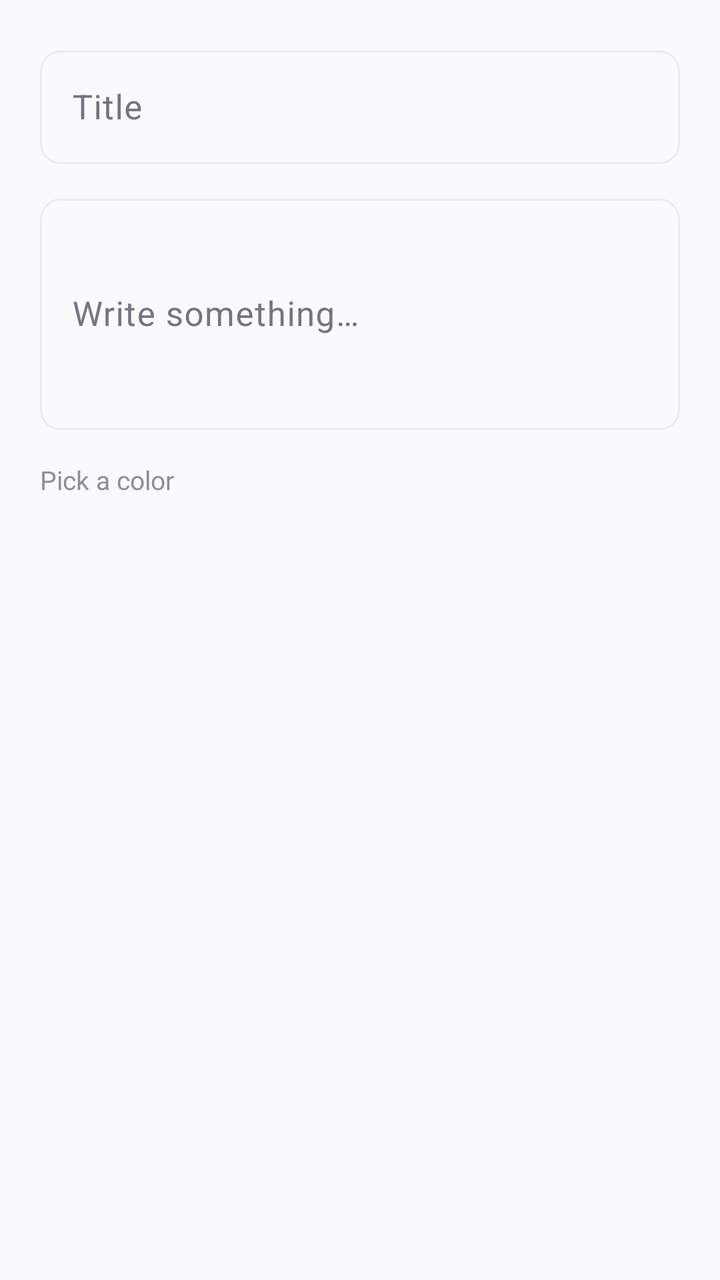
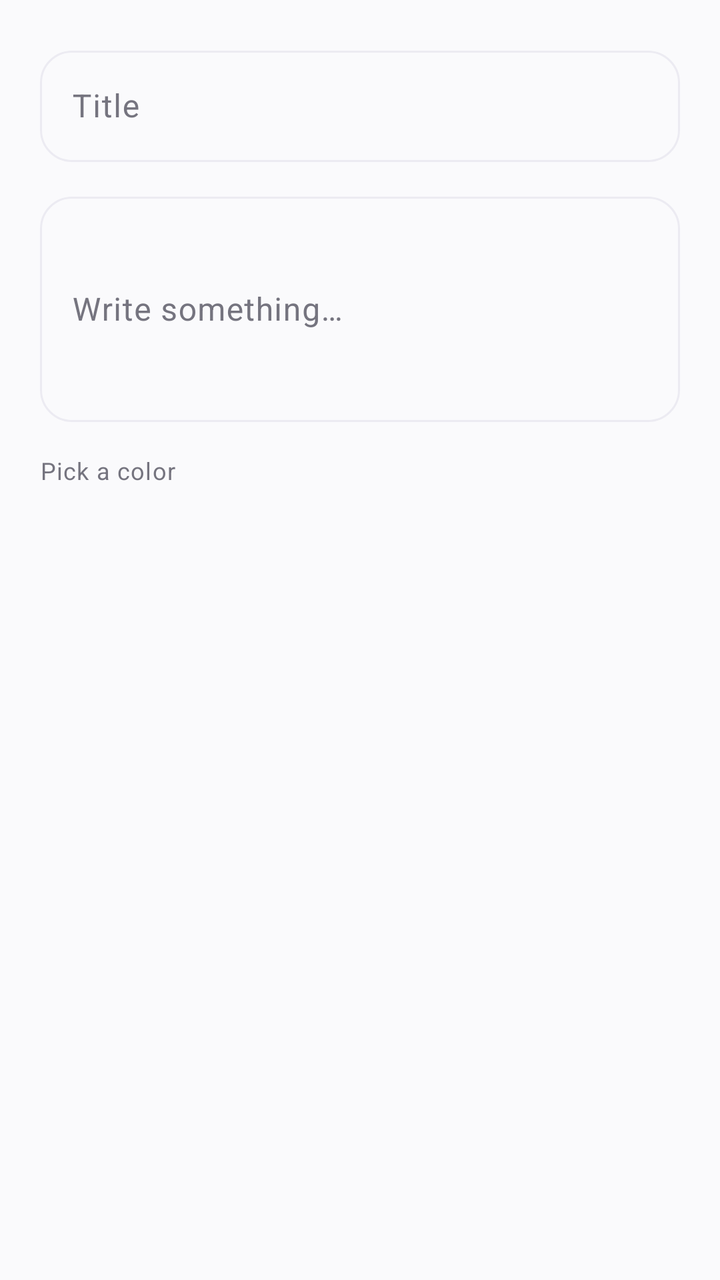

An Android layout rendered at two revisions. The XML below is the earlier revision; the diff shows what the commit changed to produce the second picture.
<!-- AndroidManifest.xml: application theme Theme.LorenzFlow -->
<!-- res/layout/dialog_add_note.xml -->
<?xml version="1.0" encoding="utf-8"?>
<LinearLayout
    xmlns:android="http://schemas.android.com/apk/res/android"
    xmlns:app="http://schemas.android.com/apk/res-auto"
    android:layout_width="match_parent"
    android:layout_height="wrap_content"
    android:orientation="vertical"
    android:padding="20dp">

    
    <com.google.android.material.textfield.TextInputLayout
        android:layout_width="match_parent"
        android:layout_height="wrap_content"
        android:hint="@string/note_title"
        app:boxCornerRadiusTopStart="10dp"
        app:boxCornerRadiusTopEnd="10dp"
        app:boxCornerRadiusBottomStart="10dp"
        app:boxCornerRadiusBottomEnd="10dp"
        style="@style/Widget.Material3.TextInputLayout.OutlinedBox">

        <com.google.android.material.textfield.TextInputEditText
            android:id="@+id/edit_note_title"
            android:layout_width="match_parent"
            android:layout_height="wrap_content"
            android:inputType="textCapSentences"
            android:maxLines="1"
            android:textSize="17sp"
            android:fontFamily="sans-serif" />

    </com.google.android.material.textfield.TextInputLayout>

    
    <com.google.android.material.textfield.TextInputLayout
        android:layout_width="match_parent"
        android:layout_height="wrap_content"
        android:layout_marginTop="12dp"
        android:hint="@string/note_body"
        app:boxCornerRadiusTopStart="10dp"
        app:boxCornerRadiusTopEnd="10dp"
        app:boxCornerRadiusBottomStart="10dp"
        app:boxCornerRadiusBottomEnd="10dp"
        style="@style/Widget.Material3.TextInputLayout.OutlinedBox">

        <com.google.android.material.textfield.TextInputEditText
            android:id="@+id/edit_note_body"
            android:layout_width="match_parent"
            android:layout_height="wrap_content"
            android:inputType="textMultiLine|textCapSentences"
            android:minLines="4"
            android:maxLines="10"
            android:textSize="17sp"
            android:fontFamily="sans-serif" />

    </com.google.android.material.textfield.TextInputLayout>

    
    <TextView
        android:layout_width="wrap_content"
        android:layout_height="wrap_content"
        android:layout_marginTop="16dp"
        android:text="@string/pick_color"
        android:textColor="@color/ios_secondary_label"
        android:textSize="13sp"
        android:fontFamily="sans-serif" />

    
    <LinearLayout
        android:id="@+id/color_picker_row"
        android:layout_width="match_parent"
        android:layout_height="wrap_content"
        android:layout_marginTop="8dp"
        android:gravity="center_horizontal"
        android:orientation="horizontal" />

</LinearLayout>
<!-- resources referenced by this layout -->
<resources>
  <color name="ios_secondary_label">#8E8E93</color>
  <string name="note_body">Write something…</string>
  <string name="note_title">Title</string>
  <string name="pick_color">Pick a color</string>
  <style name="Theme.LorenzFlow" parent="Theme.Material3.Light.NoActionBar">
          <item name="colorPrimary">@color/lf_accent</item>
          <item name="colorOnPrimary">@color/lf_on_accent</item>
          <item name="colorPrimaryContainer">@color/lf_accent_soft</item>
          <item name="colorOnPrimaryContainer">@color/lf_text_primary</item>
          <item name="colorSecondary">@color/lf_accent</item>
          <item name="colorOnSecondary">@color/lf_on_accent</item>
          <item name="colorSecondaryContainer">@color/lf_accent_soft</item>
          <item name="colorOnSecondaryContainer">@color/lf_text_primary</item>
          <item name="colorTertiary">@color/md_theme_light_tertiary</item>
          <item name="colorOnTertiary">@color/md_theme_light_onTertiary</item>
          <item name="colorTertiaryContainer">@color/md_theme_light_tertiaryContainer</item>
          <item name="colorOnTertiaryContainer">@color/md_theme_light_onTertiaryContainer</item>
          <item name="colorError">@color/md_theme_light_error</item>
          <item name="colorOnError">@color/md_theme_light_onError</item>
          <item name="colorErrorContainer">@color/md_theme_light_errorContainer</item>
          <item name="colorOnErrorContainer">@color/md_theme_light_onErrorContainer</item>
          <item name="android:colorBackground">@color/lf_background</item>
          
          <item name="android:windowBackground">@color/lf_background</item>
          <item name="colorOnBackground">@color/lf_text_primary</item>
          <item name="colorSurface">@color/lf_surface</item>
          <item name="colorOnSurface">@color/lf_text_primary</item>
          <item name="colorSurfaceVariant">@color/lf_surface_variant</item>
          <item name="colorOnSurfaceVariant">@color/lf_text_secondary</item>
          <item name="colorOutline">@color/lf_hairline</item>
          <item name="colorOutlineVariant">@color/lf_hairline</item>
          <item name="colorSurfaceInverse">@color/md_theme_light_inverseSurface</item>
          <item name="colorOnSurfaceInverse">@color/md_theme_light_inverseOnSurface</item>
  
          
          <item name="shapeAppearanceSmallComponent">@style/ShapeAppearance.LF.Pill</item>
          <item name="shapeAppearanceMediumComponent">@style/ShapeAppearance.LF.Corner24</item>
          <item name="shapeAppearanceLargeComponent">@style/ShapeAppearance.LF.Corner24</item>
  
          
          <item name="android:statusBarColor">@android:color/transparent</item>
          <item name="android:navigationBarColor">@color/md_theme_light_surface</item>
          <item name="android:windowLightStatusBar">true</item>
      </style>
  <color name="lf_accent">#5B67E8</color>
  <color name="lf_on_accent">#FFFFFF</color>
  <color name="lf_accent_soft">#E9EBFC</color>
  <color name="lf_text_primary">#20202B</color>
  <color name="md_theme_light_tertiary">#FF9500</color>
  <color name="md_theme_light_onTertiary">#FFFFFF</color>
  <color name="md_theme_light_tertiaryContainer">#FFDDB3</color>
  <color name="md_theme_light_onTertiaryContainer">#2A1800</color>
  <color name="md_theme_light_error">#FF3B30</color>
  <color name="md_theme_light_onError">#FFFFFF</color>
  <color name="md_theme_light_errorContainer">#FFDAD6</color>
  <color name="md_theme_light_onErrorContainer">#410002</color>
  <color name="lf_background">#FAFAFC</color>
  <color name="lf_surface">#FFFFFF</color>
  <color name="lf_surface_variant">#F3F2F8</color>
  <color name="lf_text_secondary">#75747F</color>
  <color name="lf_hairline">#ECEBF2</color>
  <color name="md_theme_light_inverseSurface">#2C2C2E</color>
  <color name="md_theme_light_inverseOnSurface">#F2F2F7</color>
  <color name="md_theme_light_surface">#FFFFFF</color>
  <!-- unchanged entries left out for length: 2 -->
</resources>

<!-- the commit's change to res/layout/dialog_add_note.xml (unified diff, before → after) -->
@@ -12,10 +12,11 @@
         android:layout_width="match_parent"
         android:layout_height="wrap_content"
         android:hint="@string/note_title"
-        app:boxCornerRadiusTopStart="10dp"
-        app:boxCornerRadiusTopEnd="10dp"
-        app:boxCornerRadiusBottomStart="10dp"
-        app:boxCornerRadiusBottomEnd="10dp"
+        android:textColorHint="@color/lf_text_secondary"
+        app:boxCornerRadiusTopStart="16dp"
+        app:boxCornerRadiusTopEnd="16dp"
+        app:boxCornerRadiusBottomStart="16dp"
+        app:boxCornerRadiusBottomEnd="16dp"
         style="@style/Widget.Material3.TextInputLayout.OutlinedBox">
 
         <com.google.android.material.textfield.TextInputEditText
@@ -24,7 +25,8 @@
             android:layout_height="wrap_content"
             android:inputType="textCapSentences"
             android:maxLines="1"
-            android:textSize="17sp"
+            android:textColor="@color/lf_text_primary"
+            android:textSize="16sp"
             android:fontFamily="sans-serif" />
 
     </com.google.android.material.textfield.TextInputLayout>
@@ -35,10 +37,11 @@
         android:layout_height="wrap_content"
         android:layout_marginTop="12dp"
         android:hint="@string/note_body"
-        app:boxCornerRadiusTopStart="10dp"
-        app:boxCornerRadiusTopEnd="10dp"
-        app:boxCornerRadiusBottomStart="10dp"
-        app:boxCornerRadiusBottomEnd="10dp"
+        android:textColorHint="@color/lf_text_secondary"
+        app:boxCornerRadiusTopStart="16dp"
+        app:boxCornerRadiusTopEnd="16dp"
+        app:boxCornerRadiusBottomStart="16dp"
+        app:boxCornerRadiusBottomEnd="16dp"
         style="@style/Widget.Material3.TextInputLayout.OutlinedBox">
 
         <com.google.android.material.textfield.TextInputEditText
@@ -48,7 +51,8 @@
             android:inputType="textMultiLine|textCapSentences"
             android:minLines="4"
             android:maxLines="10"
-            android:textSize="17sp"
+            android:textColor="@color/lf_text_primary"
+            android:textSize="16sp"
             android:fontFamily="sans-serif" />
 
     </com.google.android.material.textfield.TextInputLayout>
@@ -59,9 +63,7 @@
         android:layout_height="wrap_content"
         android:layout_marginTop="16dp"
         android:text="@string/pick_color"
-        android:textColor="@color/ios_secondary_label"
-        android:textSize="13sp"
-        android:fontFamily="sans-serif" />
+        android:textAppearance="@style/TextAppearance.LF.Caption" />
 
     
     <LinearLayout
<!-- resource entries referenced after the edit -->
@@ -1,9 +1,13 @@
 <!-- resources referenced by this layout -->
 <resources>
-  <color name="ios_secondary_label">#8E8E93</color>
   <string name="note_body">Write something…</string>
   <string name="note_title">Title</string>
   <string name="pick_color">Pick a color</string>
+  <style name="TextAppearance.LF.Caption" parent="TextAppearance.Material3.BodySmall">
+          <item name="android:textSize">12sp</item>
+          <item name="android:textColor">@color/lf_text_secondary</item>
+          <item name="android:fontFamily">sans-serif</item>
+      </style>
   <style name="Theme.LorenzFlow" parent="Theme.Material3.Light.NoActionBar">
           <item name="colorPrimary">@color/lf_accent</item>
           <item name="colorOnPrimary">@color/lf_on_accent</item>
@@ -13,14 +17,14 @@
           <item name="colorOnSecondary">@color/lf_on_accent</item>
           <item name="colorSecondaryContainer">@color/lf_accent_soft</item>
           <item name="colorOnSecondaryContainer">@color/lf_text_primary</item>
-          <item name="colorTertiary">@color/md_theme_light_tertiary</item>
-          <item name="colorOnTertiary">@color/md_theme_light_onTertiary</item>
-          <item name="colorTertiaryContainer">@color/md_theme_light_tertiaryContainer</item>
-          <item name="colorOnTertiaryContainer">@color/md_theme_light_onTertiaryContainer</item>
-          <item name="colorError">@color/md_theme_light_error</item>
-          <item name="colorOnError">@color/md_theme_light_onError</item>
-          <item name="colorErrorContainer">@color/md_theme_light_errorContainer</item>
-          <item name="colorOnErrorContainer">@color/md_theme_light_onErrorContainer</item>
+          <item name="colorTertiary">#FF9500</item>
+          <item name="colorOnTertiary">#FFFFFF</item>
+          <item name="colorTertiaryContainer">#FFDDB3</item>
+          <item name="colorOnTertiaryContainer">#2A1800</item>
+          <item name="colorError">#FF3B30</item>
+          <item name="colorOnError">#FFFFFF</item>
+          <item name="colorErrorContainer">#FFDAD6</item>
+          <item name="colorOnErrorContainer">#410002</item>
           <item name="android:colorBackground">@color/lf_background</item>
           
           <item name="android:windowBackground">@color/lf_background</item>
@@ -31,8 +35,8 @@
           <item name="colorOnSurfaceVariant">@color/lf_text_secondary</item>
           <item name="colorOutline">@color/lf_hairline</item>
           <item name="colorOutlineVariant">@color/lf_hairline</item>
-          <item name="colorSurfaceInverse">@color/md_theme_light_inverseSurface</item>
-          <item name="colorOnSurfaceInverse">@color/md_theme_light_inverseOnSurface</item>
+          <item name="colorSurfaceInverse">#2C2C2E</item>
+          <item name="colorOnSurfaceInverse">#F2F2F7</item>
   
           
           <item name="shapeAppearanceSmallComponent">@style/ShapeAppearance.LF.Pill</item>
@@ -41,29 +45,18 @@
   
           
           <item name="android:statusBarColor">@android:color/transparent</item>
-          <item name="android:navigationBarColor">@color/md_theme_light_surface</item>
+          <item name="android:navigationBarColor">@color/lf_surface</item>
           <item name="android:windowLightStatusBar">true</item>
       </style>
   <color name="lf_accent">#5B67E8</color>
   <color name="lf_on_accent">#FFFFFF</color>
   <color name="lf_accent_soft">#E9EBFC</color>
   <color name="lf_text_primary">#20202B</color>
-  <color name="md_theme_light_tertiary">#FF9500</color>
-  <color name="md_theme_light_onTertiary">#FFFFFF</color>
-  <color name="md_theme_light_tertiaryContainer">#FFDDB3</color>
-  <color name="md_theme_light_onTertiaryContainer">#2A1800</color>
-  <color name="md_theme_light_error">#FF3B30</color>
-  <color name="md_theme_light_onError">#FFFFFF</color>
-  <color name="md_theme_light_errorContainer">#FFDAD6</color>
-  <color name="md_theme_light_onErrorContainer">#410002</color>
   <color name="lf_background">#FAFAFC</color>
   <color name="lf_surface">#FFFFFF</color>
   <color name="lf_surface_variant">#F3F2F8</color>
   <color name="lf_text_secondary">#75747F</color>
   <color name="lf_hairline">#ECEBF2</color>
-  <color name="md_theme_light_inverseSurface">#2C2C2E</color>
-  <color name="md_theme_light_inverseOnSurface">#F2F2F7</color>
-  <color name="md_theme_light_surface">#FFFFFF</color>
   <!-- unchanged entries left out for length: 2 -->
 </resources>
 
